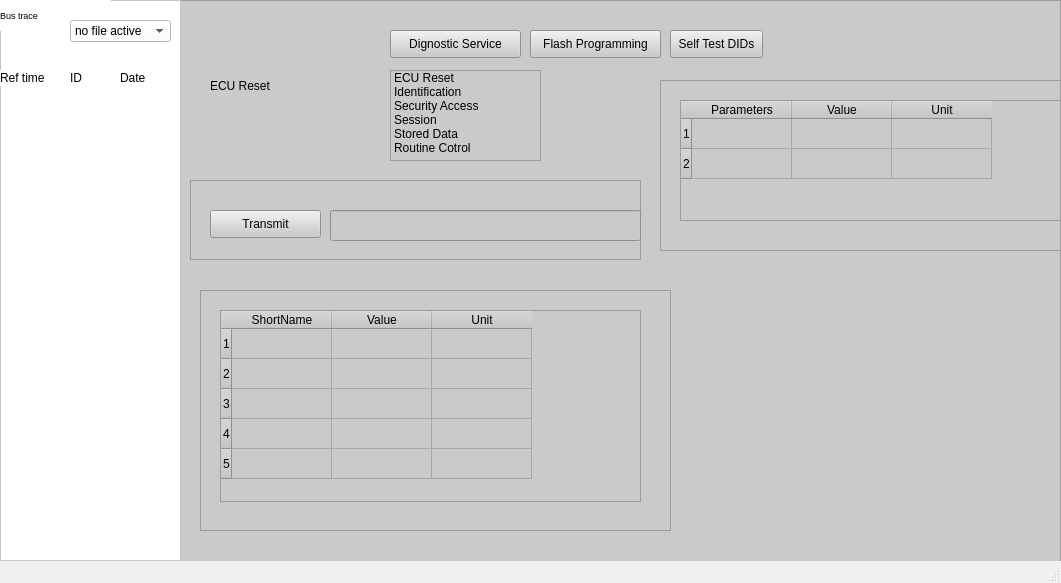
Ambarish8969/PyQt5_Designs, file project20.ui: the form before one commit.
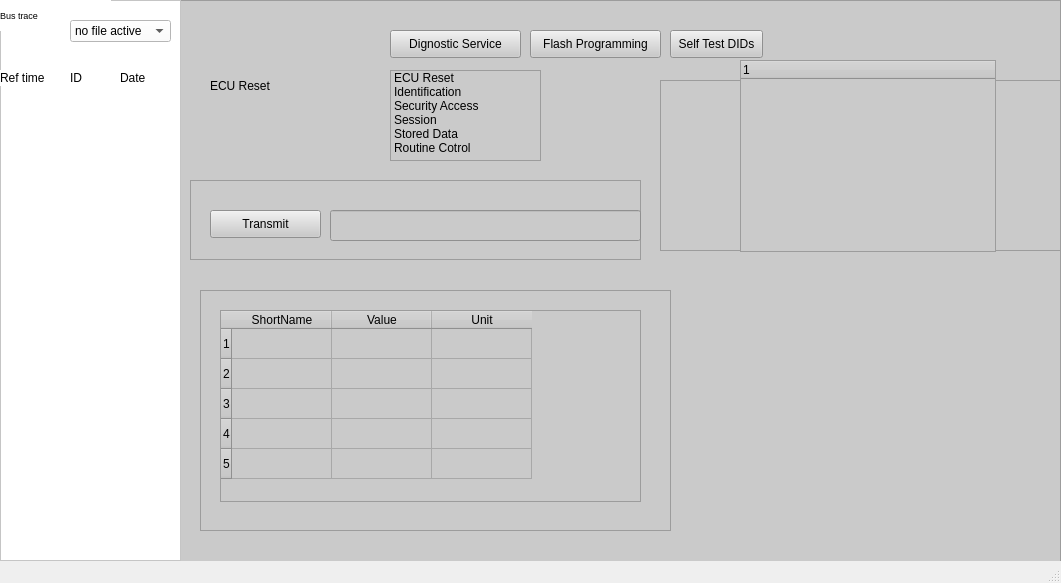
The form after the commit.

Patch:
```diff
--- a/project20.ui
+++ b/project20.ui
@@ -139,41 +139,6 @@
      <property name="frameShadow">
       <enum>QFrame::Raised</enum>
      </property>
-     <widget class="QTableWidget" name="tableWidget">
-      <property name="geometry">
-       <rect>
-        <x>20</x>
-        <y>20</y>
-        <width>381</width>
-        <height>121</height>
-       </rect>
-      </property>
-      <row>
-       <property name="text">
-        <string>1</string>
-       </property>
-      </row>
-      <row>
-       <property name="text">
-        <string>2</string>
-       </property>
-      </row>
-      <column>
-       <property name="text">
-        <string>Parameters</string>
-       </property>
-      </column>
-      <column>
-       <property name="text">
-        <string>Value</string>
-       </property>
-      </column>
-      <column>
-       <property name="text">
-        <string>Unit</string>
-       </property>
-      </column>
-     </widget>
     </widget>
     <widget class="QFrame" name="frame_4">
      <property name="geometry">
@@ -284,6 +249,21 @@
       </column>
      </widget>
     </widget>
+    <widget class="QTreeWidget" name="treeWidget">
+     <property name="geometry">
+      <rect>
+       <x>560</x>
+       <y>60</y>
+       <width>256</width>
+       <height>192</height>
+      </rect>
+     </property>
+     <column>
+      <property name="text">
+       <string notr="true">1</string>
+      </property>
+     </column>
+    </widget>
    </widget>
    <widget class="QFrame" name="frame">
     <property name="geometry">
```
